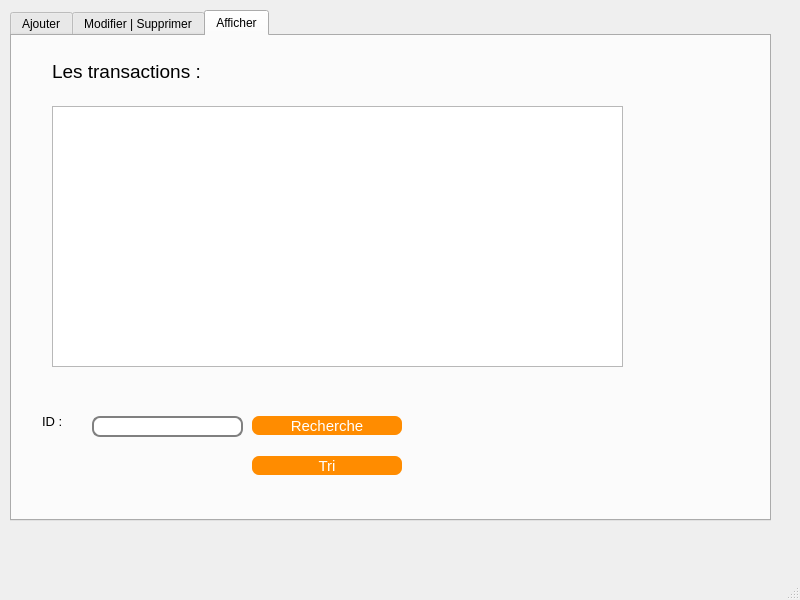
This is mainwindow.ui in YoussefRais12/Agence-Immobiliere-2A5 as Qt 5 draws it before an edit. The edited form follows.
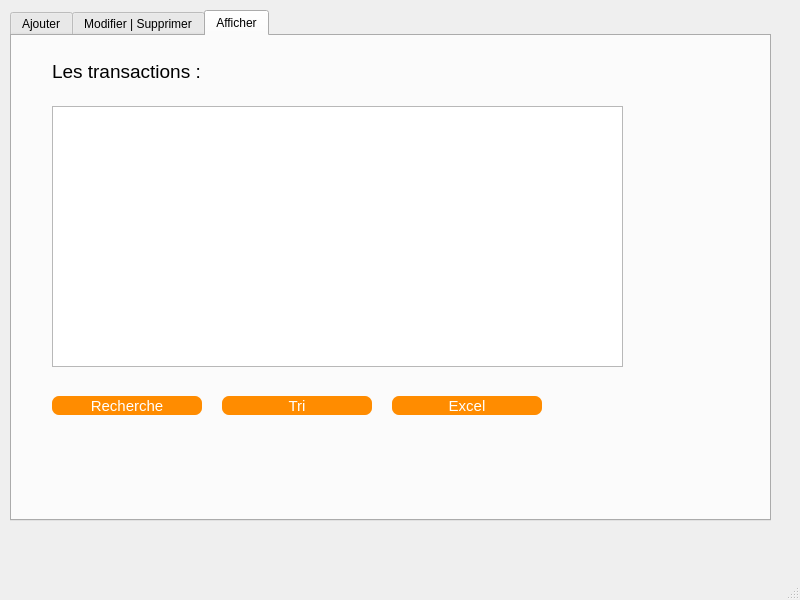
This is the edited form. The open tabs and pages were chosen to show the change.

```diff
--- a/mainwindow.ui
+++ b/mainwindow.ui
@@ -709,8 +709,8 @@
      <widget class="QPushButton" name="pushButton_9">
       <property name="geometry">
        <rect>
-        <x>240</x>
-        <y>420</y>
+        <x>210</x>
+        <y>360</y>
         <width>150</width>
         <height>19</height>
        </rect>
@@ -727,8 +727,8 @@
      <widget class="QPushButton" name="pushButton_10">
       <property name="geometry">
        <rect>
-        <x>240</x>
-        <y>380</y>
+        <x>40</x>
+        <y>360</y>
         <width>150</width>
         <height>19</height>
        </rect>
@@ -742,37 +742,6 @@
        <string>Recherche</string>
       </property>
      </widget>
-     <widget class="QLineEdit" name="id_transaction_3">
-      <property name="geometry">
-       <rect>
-        <x>80</x>
-        <y>380</y>
-        <width>151</width>
-        <height>21</height>
-       </rect>
-      </property>
-      <property name="text">
-       <string/>
-      </property>
-     </widget>
-     <widget class="QLabel" name="label_27">
-      <property name="geometry">
-       <rect>
-        <x>30</x>
-        <y>370</y>
-        <width>91</width>
-        <height>31</height>
-       </rect>
-      </property>
-      <property name="font">
-       <font>
-        <pointsize>10</pointsize>
-       </font>
-      </property>
-      <property name="text">
-       <string>ID : </string>
-      </property>
-     </widget>
      <widget class="QTableView" name="tableView">
       <property name="geometry">
        <rect>
@@ -783,6 +752,24 @@
        </rect>
       </property>
      </widget>
+     <widget class="QPushButton" name="pushButton_29">
+      <property name="geometry">
+       <rect>
+        <x>380</x>
+        <y>360</y>
+        <width>150</width>
+        <height>19</height>
+       </rect>
+      </property>
+      <property name="font">
+       <font>
+        <pointsize>-1</pointsize>
+       </font>
+      </property>
+      <property name="text">
+       <string>Excel</string>
+      </property>
+     </widget>
     </widget>
    </widget>
   </widget>
```
Left out of the diff: 50 changed lines with no effect on the pictures.
